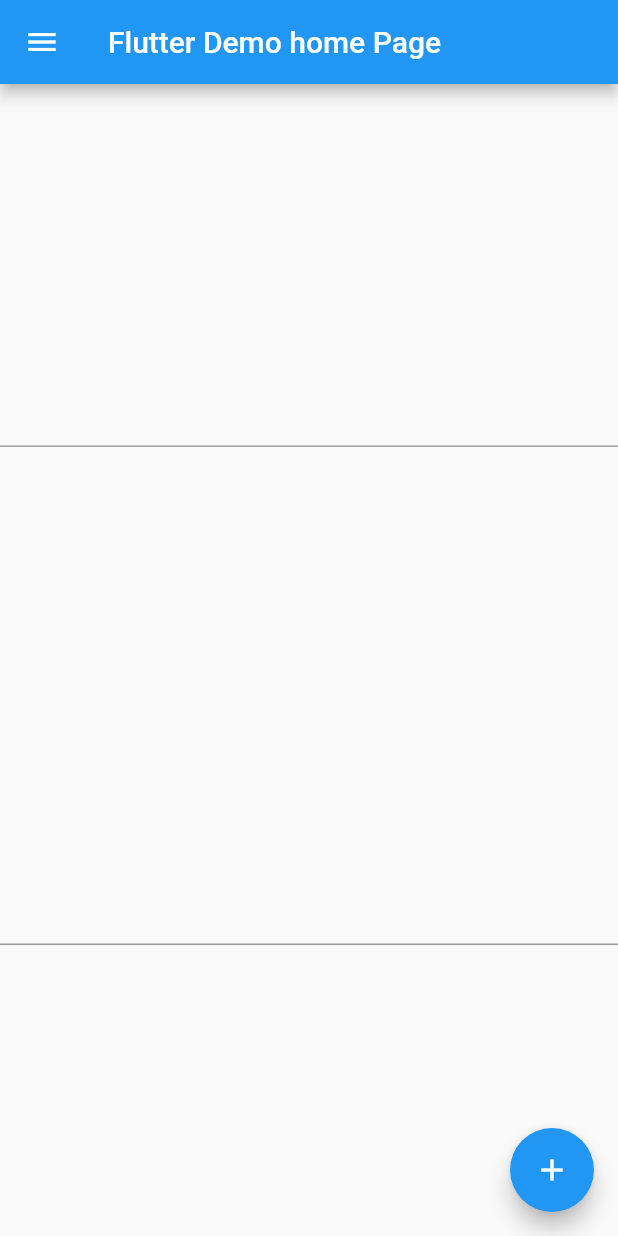
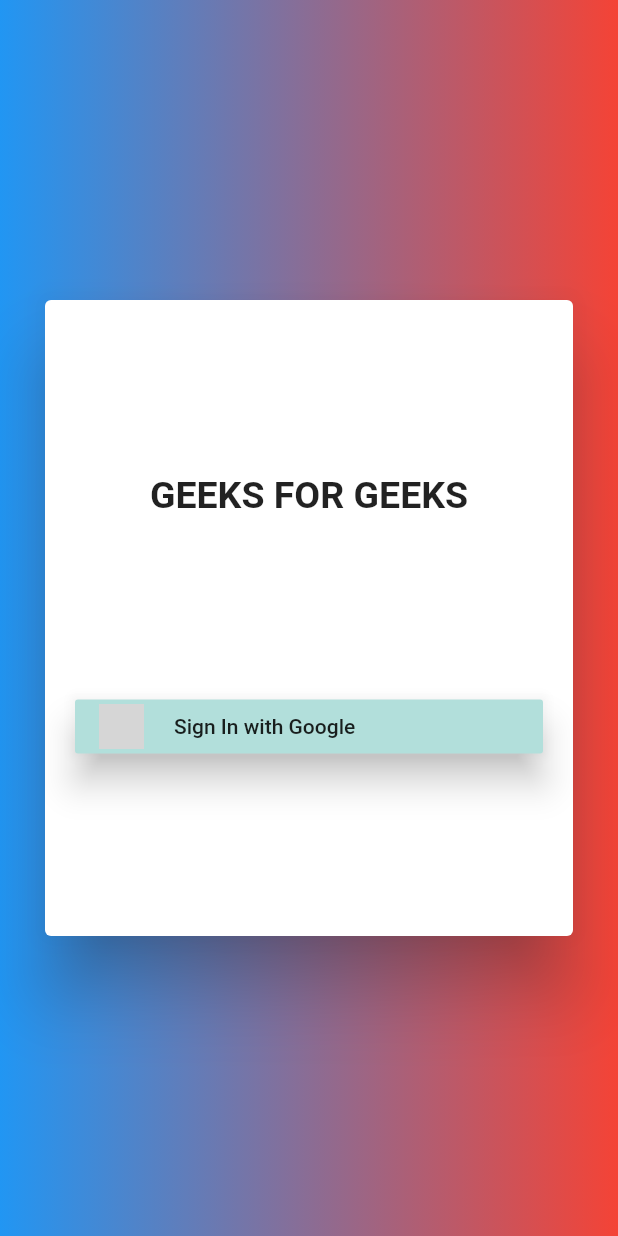
Before and after one commit to anilhyilmaz/notelist_flutter_firebase, a Flutter app: the screen it shows after launch, on a phone screen of 412 x 824 dp. Run offline on Flutter 3.47's test engine with Material 2 defaults, Android fonts, the phone set to English and light mode, and no system bars; our stand-ins replace cloud_firestore, firebase_auth, firebase_core, google_sign_in; accounts and stored records are empty; grey boxes are pictures that could not be loaded.

Commit message:
added sign in with google

```diff
--- a/lib/main.dart
+++ b/lib/main.dart
@@ -1,115 +1,119 @@
+import 'package:firebase_auth/firebase_auth.dart';
 import 'package:flutter/material.dart';
 import 'package:firebase_core/firebase_core.dart';
 import 'package:cloud_firestore/cloud_firestore.dart';
 import 'package:flutter_notelist/notlarim.dart';
+import 'package:google_sign_in/google_sign_in.dart';
+import 'main_page.dart';
 
 void main() async{
   WidgetsFlutterBinding.ensureInitialized();
-  runApp(MyApp());
+  await  Firebase.initializeApp();
+  runApp(MyMainPage());
 }
 
-class MyApp extends StatelessWidget {
-  final Future<FirebaseApp> _initialization = Firebase.initializeApp();
+class MyMainPage extends StatelessWidget {
+  const MyMainPage({Key? key}) : super(key: key);
+
   @override
   Widget build(BuildContext context) {
-    return MaterialApp(
-      title: 'Flutter Demo',
-      theme: ThemeData(
-        primarySwatch: Colors.blue,
-      ),
-      home: FutureBuilder(
-        future: _initialization, builder: (BuildContext context, AsyncSnapshot<FirebaseApp> snapshot) {
-          if(snapshot.hasError){
-            return Center(child: Text('beklenilmeyen bir hata oluştu'),);
-          }
-          else if(snapshot.hasData){
-            return MyHomePage(title: "Flutter Demo home Page" );
-          }
-          else{
-            return Center(child: CircularProgressIndicator());
-          }
-      },
-      )
-    );
+    return MaterialApp(home: StMainPage(),);
   }
 }
 
-class MyHomePage extends StatefulWidget {
-  final firestore = FirebaseFirestore.instance;
-  MyHomePage({Key? key, required this.title}) : super(key: key);
-  final String title;
+class StMainPage extends StatefulWidget {
+  const StMainPage({Key? key}) : super(key: key);
 
   @override
-  _MyHomePageState createState() => _MyHomePageState();
+  _StMainPageState createState() => _StMainPageState();
 }
 
-class _MyHomePageState extends State<MyHomePage> {
-  int _counter = 0;
-  final _controllertitle = TextEditingController();
-  final _controllernote = TextEditingController();
-  var val_title;
-  var val_note;
-  void _save_list() {
-    setState(() {
-      CollectionReference notelistRef = FirebaseFirestore.instance.collection('notelist');
-      Map<String,dynamic> noteData = {'title':val_title,'note':val_note};
-      notelistRef.add(noteData);
-      _controllernote.clear();
-      _controllertitle.clear();
-      Center(child: AlertDialog(title: Text('Added Successfully'),));
-      print('$val_title');
-      print('$val_note');
-      // notelistRef.add({'title':'$val_title'});
-      // notelistRef.add({'note':'$val_note'});
-      print('kaydedildi');
-    });
-  }
-
+class _StMainPageState extends State<StMainPage> {
   @override
   Widget build(BuildContext context) {
     return Scaffold(
-      drawer: Drawer(child: Column(
-        children: [
-          Flexible(flex: 3,child: Container(color: Colors.green,)),
-          Flexible(flex:4,child: Padding(
-            padding: const EdgeInsets.all(32.0),
-            child: GestureDetector(onTap: (){
-              print('Main Page tıklandı');
-              Navigator.push(
-                  context,
-                  MaterialPageRoute(builder: (context) => MyHomePage(title: 'Main Page')));
-            },child: Text('Main Page',style: TextStyle(fontSize: 20),)),
-          )),
-          Flexible(flex:4,child: Padding(
-            padding: const EdgeInsets.all(32.0),
-            child: GestureDetector(onTap: (){
-              print('notlarım tıklandı');
-              Navigator.push(
-                  context,
-                  MaterialPageRoute(builder: (context) => notlarim()));
-            },child: Text('Notlarım',style: TextStyle(fontSize: 20),)),
-          ),),
+        body: Container(
+        width: double.infinity,
+        height: double.infinity,
+        decoration: BoxDecoration(
+        gradient: LinearGradient(
+        colors: [
+        Colors.blue,
+        Colors.red,
         ],
-      ),),
-      appBar: AppBar(
-        title: Text(widget.title),
-      ),
-      body:Column(
-        mainAxisAlignment: MainAxisAlignment.spaceEvenly,
-        children: <Widget>[
-          TextField(maxLines: 1,controller: _controllertitle,onChanged: (val){
-            val_title = _controllertitle.text.toString();
-          },),
-          TextField(maxLines: 6,controller: _controllernote,onChanged: (val){
-            val_note = _controllernote.text.toString();
-          },),
-        ],
-      ),
-      floatingActionButton: FloatingActionButton(
-        onPressed: _save_list,
-        tooltip: 'save',
-        child: Icon(Icons.add),
-      ), // This trailing comma makes auto-formatting nicer for build methods.
-    );
+    ),
+    ),
+    child: Card(
+    margin: EdgeInsets.only(top: 200, bottom: 200, left: 30, right: 30),
+    elevation: 20,
+    child: Column(
+    mainAxisAlignment: MainAxisAlignment.spaceEvenly,
+    children: [
+    Text(
+    "GEEKS FOR GEEKS",
+    style: TextStyle(fontSize: 25, fontWeight: FontWeight.bold),
+    ),
+    Padding(
+    padding: const EdgeInsets.only(left: 20, right: 20),
+    child: MaterialButton(
+    color: Colors.teal[100],
+    elevation: 10,
+    child: Row(
+    mainAxisAlignment: MainAxisAlignment.start,
+    children: [
+    Container(
+    height: 30.0,
+    width: 30.0,
+    decoration: BoxDecoration(
+    image: DecorationImage(
+    image:
+    AssetImage('assets/images/googleimage.png'),
+    fit: BoxFit.cover),
+    shape: BoxShape.circle,
+    ),
+    ),
+    SizedBox(
+    width: 20,
+    ),
+    Text("Sign In with Google")
+    ],
+    ),
+
+    // by onpressed we call the function signup function
+    onPressed: ()=> signup(context),
+  ),
+  )
+  ],
+  ),
+  ),
+  ),
+  );
+  }
+
+// function to implement the google signin
+
+// creating firebase instance
+final FirebaseAuth auth = FirebaseAuth.instance;
+
+Future<void> signup(BuildContext context) async {
+  final GoogleSignIn googleSignIn = GoogleSignIn();
+  final GoogleSignInAccount? googleSignInAccount = await googleSignIn.signIn();
+  if (googleSignInAccount != null) {
+    final GoogleSignInAuthentication googleSignInAuthentication =
+    await googleSignInAccount.authentication;
+    final AuthCredential authCredential = GoogleAuthProvider.credential(
+        idToken: googleSignInAuthentication.idToken,
+        accessToken: googleSignInAuthentication.accessToken);
+
+    // Getting users credential
+    UserCredential result = await auth.signInWithCredential(authCredential);
+    User? user = result.user;
+
+    if (result != null) {
+      Navigator.pushReplacement(
+          context, MaterialPageRoute(builder: (context) => MainPage()));
+    }  // if result not null we simply call the MaterialpageRoute,
+    // for go to the HomePage screen
   }
 }
+}
--- a/pubspec.yaml
+++ b/pubspec.yaml
@@ -30,6 +30,9 @@ dependencies:
   cupertino_icons: ^1.0.2
   firebase_core: ^1.4.0
   cloud_firestore: ^2.4.0
+  google_sign_in: ^5.0.5
+  provider: ^5.0.0
+  firebase_auth: ^3.0.1
 
 dev_dependencies:
   flutter_test:
```
Also changed, not shown: lib/main_page.dart (added, +114 -0 lines), lib/notlarim.dart (added, +74 -0 lines), lib/sign_in.dart (added, +22 -0 lines), pubspec.lock, 1 other file.
